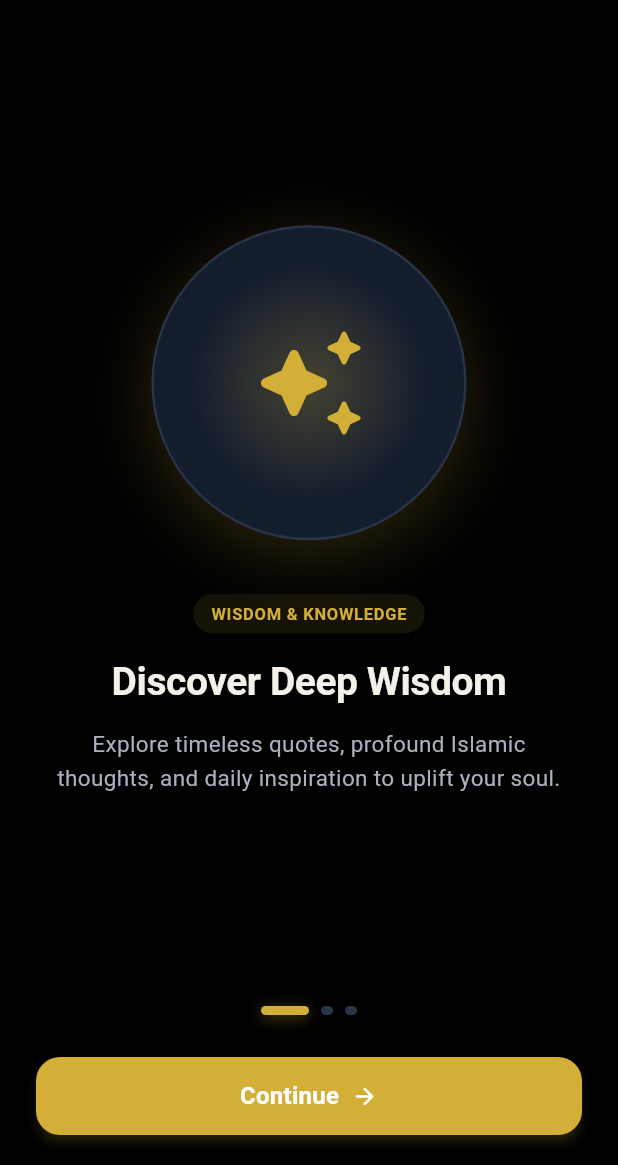
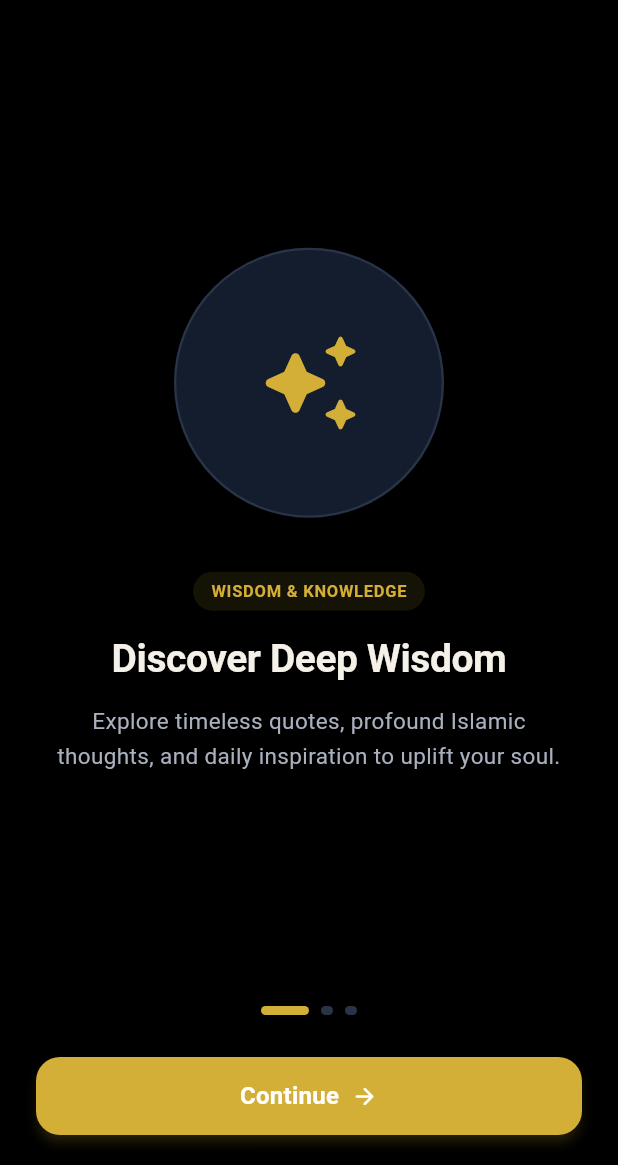
Before and after one commit to rabia32pk-glitch/soul_voice, a Flutter app: the screen it shows after launch, on a phone screen of 412 x 824 dp, the part 71-1236 px from its top. Run offline on Flutter 3.47's test engine with Material 3 defaults, Android fonts, the phone set to English and light mode, and no system bars; our stand-ins replace cloud_firestore, connectivity_plus, firebase_auth, firebase_core, flutter_bloc, google_sign_in and 3 more; accounts and stored records are empty.

```diff
--- a/lib/screens/onboarding.dart
+++ b/lib/screens/onboarding.dart
@@ -165,10 +165,10 @@ class _OnboardingScreenState extends State<OnboardingScreen> {
                               children: [
                                 const SizedBox(height: 10),
 
-                                // Hero Illustration Card
+                                // Hero Illustration Card (Clean, no glow)
                                 Container(
-                                  width: isShortScreen ? 170 : 210,
-                                  height: isShortScreen ? 170 : 210,
+                                  width: isShortScreen ? 150 : 180,
+                                  height: isShortScreen ? 150 : 180,
                                   decoration: BoxDecoration(
                                     shape: BoxShape.circle,
                                     color: cardBackground,
@@ -176,40 +176,13 @@ class _OnboardingScreenState extends State<OnboardingScreen> {
                                       color: borderColor,
                                       width: 1.5,
                                     ),
-                                    boxShadow: [
-                                      BoxShadow(
-                                        color: AppColors.primary.withValues(alpha: isDark ? 0.18 : 0.15),
-                                        blurRadius: 36,
-                                        spreadRadius: 4,
-                                        offset: const Offset(0, 10),
-                                      ),
-                                    ],
                                   ),
-                                  child: Stack(
-                                    alignment: Alignment.center,
-                                    children: [
-                                      // Inner ambient ring
-                                      Container(
-                                        width: isShortScreen ? 130 : 160,
-                                        height: isShortScreen ? 130 : 160,
-                                        decoration: BoxDecoration(
-                                          shape: BoxShape.circle,
-                                          gradient: RadialGradient(
-                                            colors: [
-                                              AppColors.primary.withValues(alpha: isDark ? 0.25 : 0.20),
-                                              AppColors.primary.withValues(alpha: 0.0),
-                                            ],
-                                          ),
-                                        ),
-                                      ),
-
-                                      // Main Icon
-                                      Icon(
-                                        _getIcon(page['icon']!),
-                                        size: isShortScreen ? 64 : 80,
-                                        color: AppColors.primary,
-                                      ),
-                                    ],
+                                  child: Center(
+                                    child: Icon(
+                                      _getIcon(page['icon']!),
+                                      size: isShortScreen ? 60 : 72,
+                                      color: AppColors.primary,
+                                    ),
                                   ),
                                 ),
 
@@ -294,15 +267,6 @@ class _OnboardingScreenState extends State<OnboardingScreen> {
                                   ? AppColors.primary
                                   : borderColor,
                               borderRadius: BorderRadius.circular(10),
-                              boxShadow: _currentPage == index
-                                  ? [
-                                      BoxShadow(
-                                        color: AppColors.primary.withValues(alpha: 0.4),
-                                        blurRadius: 8,
-                                        offset: const Offset(0, 2),
-                                      ),
-                                    ]
-                                  : null,
                             ),
                           ),
                         ),
```
